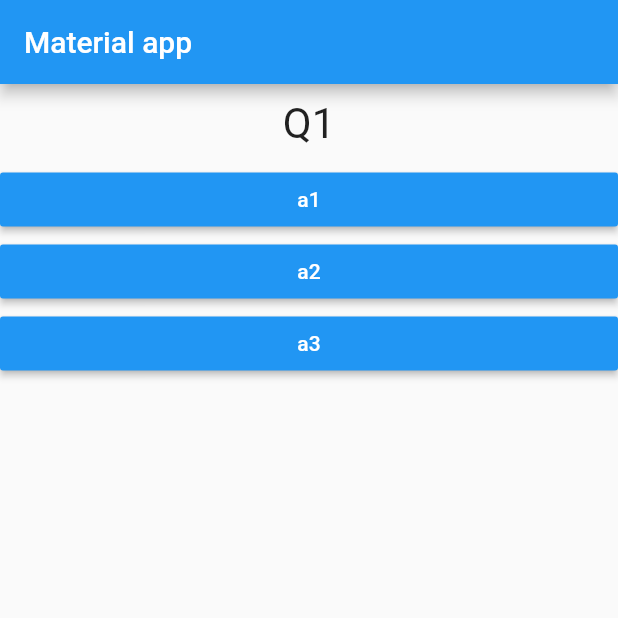
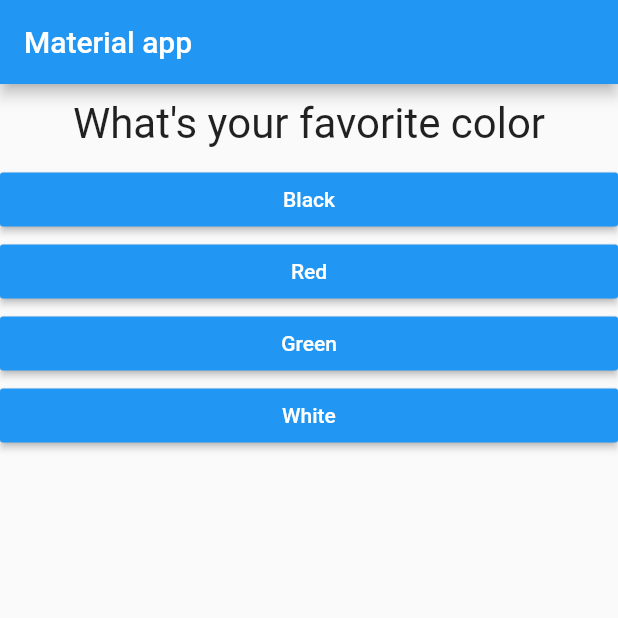
Before and after one commit to daniel199410/flutter, a Flutter app: the screen it shows after launch, on a phone screen of 412 x 824 dp, the top half of it. Run offline on Flutter 3.47's test engine with Material 2 defaults, Android fonts, the phone set to English and light mode, and no system bars.

```diff
--- a/first_app/lib/main.dart
+++ b/first_app/lib/main.dart
@@ -2,7 +2,20 @@ import 'package:first_app/Answer.dart';
 import 'package:first_app/question.dart';
 import 'package:flutter/material.dart';
 
-const questions = ['Q1', 'Q2'];
+const questions = [
+  {
+    'questionText': 'What\'s your favorite color',
+    'answers': ['Black', 'Red', 'Green', 'White']
+  },
+  {
+    'questionText': 'Who\'s your favorite animal',
+    'answers': ['Rabbit', 'Snake', 'Elephant', 'Lion']
+  },
+  {
+    'questionText': 'Who\'s your favorite instructor',
+    'answers': ['A', 'B', 'C', 'D']
+  }
+];
 
 void main() => runApp(MyApp());
 
@@ -31,10 +44,10 @@ class _MyAppState extends State<MyApp> {
           ),
           body: Column(
             children: [
-              Question(questions.elementAt(_questionIndex)),
-              Answer('a1', _answerQuestion),
-              Answer('a2', _answerQuestion),
-              Answer('a3', _answerQuestion),
+              Question(questions[_questionIndex]['questionText']),
+              ...(questions[_questionIndex]['answers'] as List<String>)
+                  .map((answer) => Answer(answer, _answerQuestion))
+                  .toList(),
             ],
           ),
         ),
```
